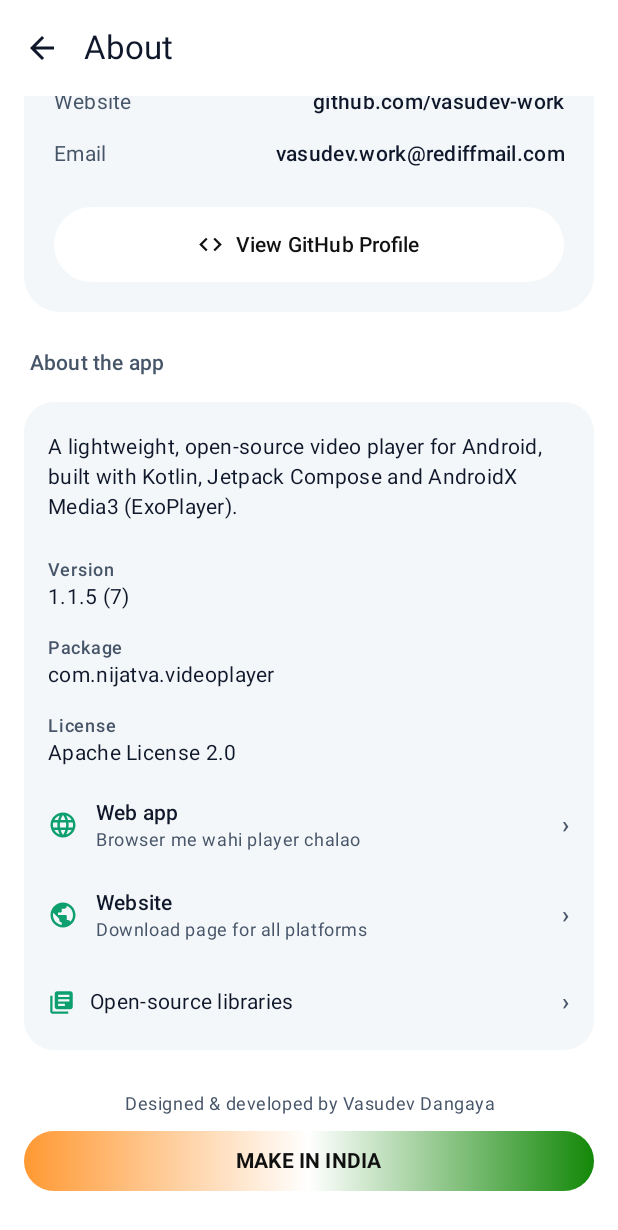
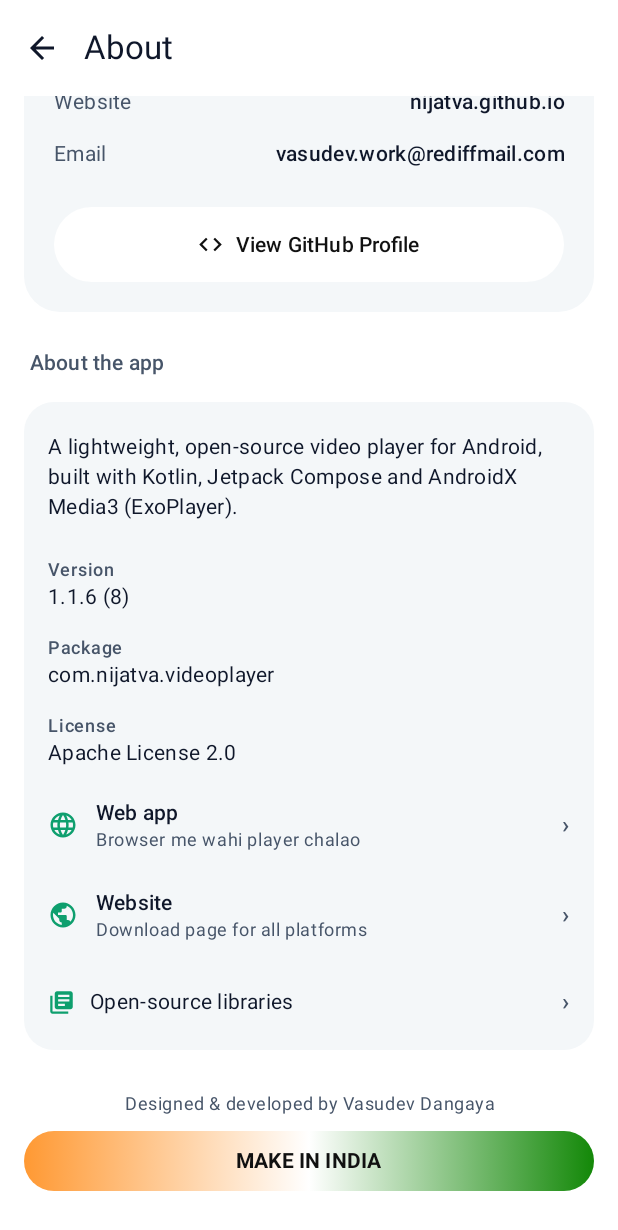
Before and after one commit to nijatva/nijatva-video-player, an Android app built with Jetpack Compose: the AboutScreen screen opened through its navigation route, scrolled down 532 dp, on a phone screen of 412 x 824 dp. Shown: the top 1230 px of the screen. Run offline under Robolectric (Android 15) with nearby library versions, the phone set to English and light mode, and no system bars.

Commit message:
Point the web app and website links at the new nijatva org Pages site; bump to 1.1.6 (8)

```diff
--- a/app/build.gradle.kts
+++ b/app/build.gradle.kts
@@ -15,8 +15,8 @@ android {
         applicationId = "com.nijatva.videoplayer"
         minSdk = 24
         targetSdk = 35
-        versionCode = 7
-        versionName = "1.1.5"
+        versionCode = 8
+        versionName = "1.1.6"
 
         vectorDrawables {
             useSupportLibrary = true
--- a/app/src/main/java/com/nijatva/videoplayer/ui/settings/AboutScreen.kt
+++ b/app/src/main/java/com/nijatva/videoplayer/ui/settings/AboutScreen.kt
@@ -45,12 +45,12 @@ import com.nijatva.videoplayer.ui.components.SectionHeader
 import com.nijatva.videoplayer.ui.components.SettingsGroup
 import com.nijatva.videoplayer.ui.components.ZScreen
 
-private const val REPO_URL = "https://github.com/vasudev-work/nijatva-video-player"
+private const val REPO_URL = "https://github.com/nijatva/nijatva-video-player"
 private const val PROFILE_URL = "https://github.com/vasudev-work"
-private const val WEBSITE = "github.com/vasudev-work"
+private const val WEBSITE = "nijatva.github.io"
 private const val EMAIL = "vasudev.work@rediffmail.com"
-private const val WEB_APP_URL = "https://vasudev-work.github.io/nijatva-video-player-multiplatform/app/"
-private const val WEBSITE_URL = "https://vasudev-work.github.io/nijatva-video-player-multiplatform/"
+private const val WEB_APP_URL = "https://nijatva.github.io/nijatva-video-player-multiplatform/app/"
+private const val WEBSITE_URL = "https://nijatva.github.io/nijatva-video-player-multiplatform/"
 
 @Composable
 fun AboutScreen(onBack: () -> Unit, onOpenLibraries: () -> Unit) {
```
